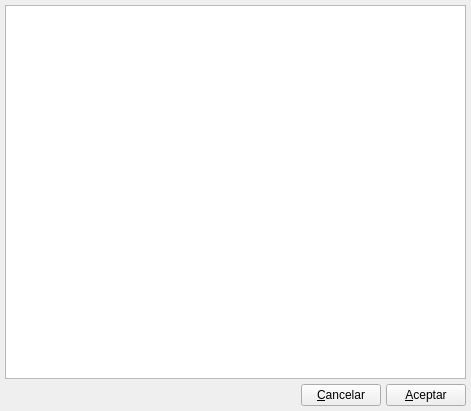
The window that bulmages/bulmafact/src/listconfiguracionbase.ui (eboladev/Bulmages-1) describes before a commit, drawn with Qt 5.
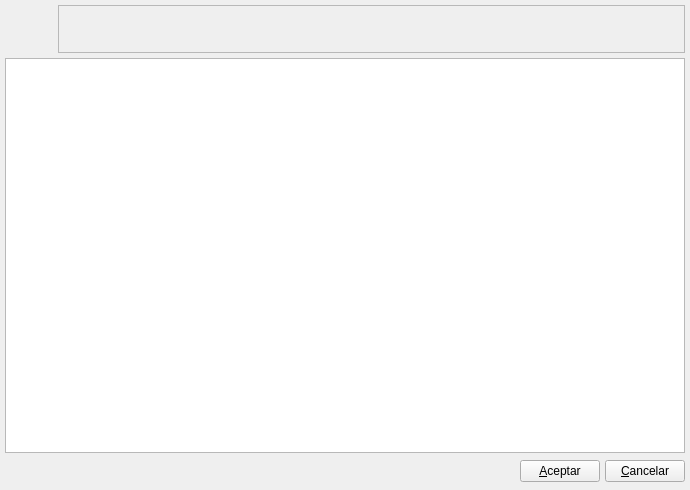
The same window after the commit. Icons and pictures are not drawn. Custom widgets are drawn as their Qt base class.

```diff
--- a/bulmages/bulmafact/src/listconfiguracionbase.ui
+++ b/bulmages/bulmafact/src/listconfiguracionbase.ui
@@ -6,8 +6,8 @@
    <rect>
     <x>0</x>
     <y>0</y>
-    <width>471</width>
-    <height>411</height>
+    <width>690</width>
+    <height>490</height>
    </rect>
   </property>
   <property name="windowTitle" >
@@ -16,17 +16,14 @@
   <property name="windowIcon" >
    <iconset resource="../../bulmages.qrc" >:/Genericos32x32/images/png/i_configuracion.xpm</iconset>
   </property>
-  <layout class="QVBoxLayout" >
+  <layout class="QGridLayout" >
    <property name="margin" >
     <number>5</number>
    </property>
    <property name="spacing" >
     <number>5</number>
    </property>
-   <item>
-    <widget class="ListConfiguracionSubForm" name="mui_listado" />
-   </item>
-   <item>
+   <item row="2" column="0" >
     <layout class="QHBoxLayout" >
      <property name="margin" >
       <number>0</number>
@@ -41,23 +38,79 @@
        </property>
        <property name="sizeHint" >
         <size>
-         <width>581</width>
-         <height>20</height>
+         <width>411</width>
+         <height>27</height>
         </size>
        </property>
       </spacer>
      </item>
-     <item>
-      <widget class="QPushButton" name="mui_cancelar" >
-       <property name="text" >
-        <string>&amp;Cancelar</string>
-       </property>
-      </widget>
-     </item>
      <item>
       <widget class="QPushButton" name="mui_aceptar" >
        <property name="text" >
         <string>&amp;Aceptar</string>
+       </property>
+      </widget>
+     </item>
+     <item>
+      <widget class="QPushButton" name="mui_cancelar" >
+       <property name="text" >
+        <string>&amp;Cancelar</string>
+       </property>
+      </widget>
+     </item>
+    </layout>
+   </item>
+   <item row="1" column="0" >
+    <widget class="ListConfiguracionSubForm" name="mui_listado" />
+   </item>
+   <item row="0" column="0" >
+    <layout class="QHBoxLayout" >
+     <property name="margin" >
+      <number>0</number>
+     </property>
+     <property name="spacing" >
+      <number>5</number>
+     </property>
+     <item>
+      <widget class="QLabel" name="label" >
+       <property name="minimumSize" >
+        <size>
+         <width>48</width>
+         <height>48</height>
+        </size>
+       </property>
+       <property name="maximumSize" >
+        <size>
+         <width>48</width>
+         <height>48</height>
+        </size>
+       </property>
+       <property name="text" >
+        <string/>
+       </property>
+       <property name="pixmap" >
+        <pixmap resource="../../bulmages.qrc" >:/Genericos32x32/images/png/i_configuracion.xpm</pixmap>
+       </property>
+       <property name="scaledContents" >
+        <bool>true</bool>
+       </property>
+      </widget>
+     </item>
+     <item>
+      <widget class="QFrame" name="frame" >
+       <property name="sizePolicy" >
+        <sizepolicy>
+         <hsizetype>7</hsizetype>
+         <vsizetype>5</vsizetype>
+         <horstretch>0</horstretch>
+         <verstretch>0</verstretch>
+        </sizepolicy>
+       </property>
+       <property name="frameShape" >
+        <enum>QFrame::StyledPanel</enum>
+       </property>
+       <property name="frameShadow" >
+        <enum>QFrame::Raised</enum>
        </property>
       </widget>
      </item>
```
Left out of the diff: 2 changed lines with no effect on the pictures.
